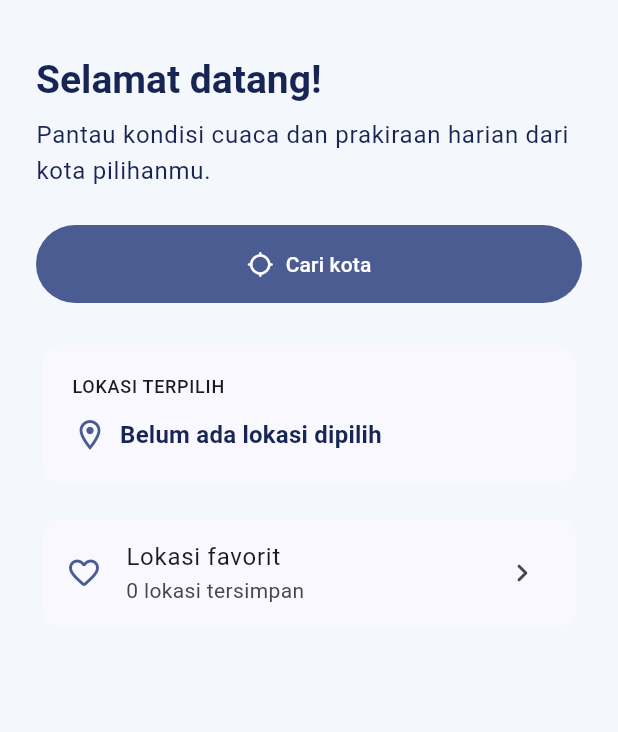
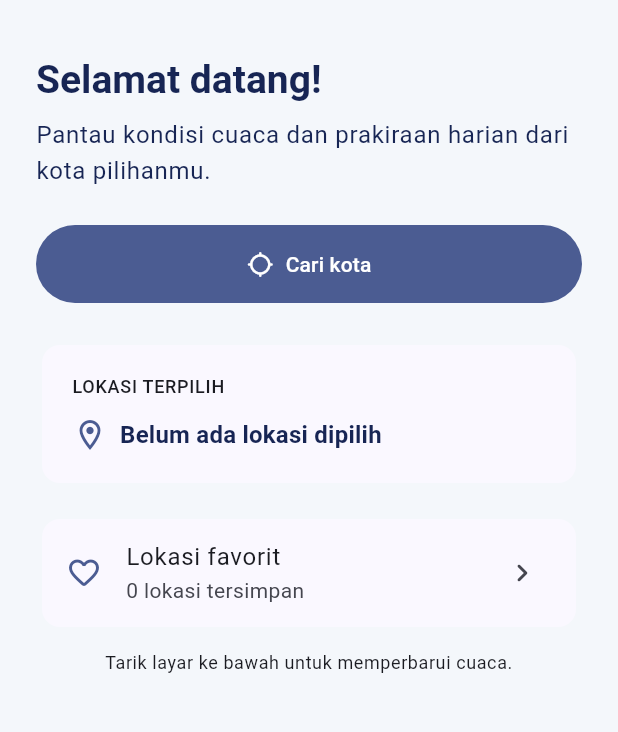
Before and after one commit to IanJullian/H1D024039-Responsi-Flutter, a Flutter app: the screen it shows after launch, on a phone screen of 412 x 824 dp, the part 108-840 px from its top. Run offline on Flutter 3.47's test engine with Material 3 defaults, Android fonts, the phone set to English and light mode, and no system bars; our stand-ins replace shared_preferences.

Commit message:
Menambahkan waktu pembaruan dan fitur refresh cuaca

```diff
--- a/lib/views/home/home_screen.dart
+++ b/lib/views/home/home_screen.dart
@@ -11,9 +11,45 @@ import '../search/search_screen.dart';
 class HomeScreen extends StatelessWidget {
   const HomeScreen({super.key});
 
+  static const List<String> _months = [
+    'Jan',
+    'Feb',
+    'Mar',
+    'Apr',
+    'Mei',
+    'Jun',
+    'Jul',
+    'Agu',
+    'Sep',
+    'Okt',
+    'Nov',
+    'Des',
+  ];
+
   void _openSearch(BuildContext context) {
     Navigator.of(context)
         .push(MaterialPageRoute<void>(builder: (_) => const SearchScreen()));
+  }
+
+  String _formatApiTime(String? value) {
+    if (value == null) {
+      return 'Waktu pembaruan tidak tersedia';
+    }
+
+    final dateTime = DateTime.tryParse(value);
+
+    if (dateTime == null) {
+      return 'Waktu pembaruan tidak tersedia';
+    }
+
+    final date =
+        '${dateTime.day} ${_months[dateTime.month - 1]} '
+        '${dateTime.year}';
+
+    final hour = dateTime.hour.toString().padLeft(2, '0');
+    final minute = dateTime.minute.toString().padLeft(2, '0');
+
+    return '$date, $hour:$minute';
   }
 
   @override
@@ -26,7 +62,10 @@ class HomeScreen extends StatelessWidget {
 
     return Scaffold(
       body: SafeArea(
+        child: RefreshIndicator(
+          onRefresh: weatherViewModel.refresh,
           child: SingleChildScrollView(
+            physics: const AlwaysScrollableScrollPhysics(),
             padding: const EdgeInsets.all(24),
             child: Column(
               crossAxisAlignment: CrossAxisAlignment.start,
@@ -52,6 +91,14 @@ class HomeScreen extends StatelessWidget {
                         'CuacaKu',
                         style: Theme.of(context).textTheme.titleLarge,
                       ),
+                    ),
+                    if (selectedLocation != null)
+                      IconButton(
+                        onPressed: weatherViewModel.isLoading
+                            ? null
+                            : weatherViewModel.refresh,
+                        icon: const Icon(Icons.refresh_rounded),
+                        tooltip: 'Perbarui cuaca',
                       ),
                     IconButton.filledTonal(
                       onPressed: () => _openSearch(context),
@@ -139,6 +186,24 @@ class HomeScreen extends StatelessWidget {
                 if (weather != null) ...[
                   const SizedBox(height: 20),
                   _buildWeatherCard(context, weather),
+                  const SizedBox(height: 8),
+                  Row(
+                    children: [
+                      Icon(
+                        Icons.schedule_rounded,
+                        size: 15,
+                        color: Theme.of(context).colorScheme.secondary,
+                      ),
+                      const SizedBox(width: 6),
+                      Expanded(
+                        child: Text(
+                          'Data cuaca: '
+                          '${_formatApiTime(weather.current.time)}',
+                          style: Theme.of(context).textTheme.bodySmall,
+                        ),
+                      ),
+                    ],
+                  ),
                   const SizedBox(height: 24),
                   ForecastCard(forecast: weather.daily),
                 ],
@@ -162,7 +227,16 @@ class HomeScreen extends StatelessWidget {
                     trailing: const Icon(Icons.chevron_right_rounded),
                   ),
                 ),
+                const SizedBox(height: 12),
+                Center(
+                  child: Text(
+                    'Tarik layar ke bawah untuk memperbarui cuaca.',
+                    textAlign: TextAlign.center,
+                    style: Theme.of(context).textTheme.bodySmall,
+                  ),
+                ),
               ],
+            ),
           ),
         ),
       ),
```
Lines whose indentation alone changed are shown as unchanged.
